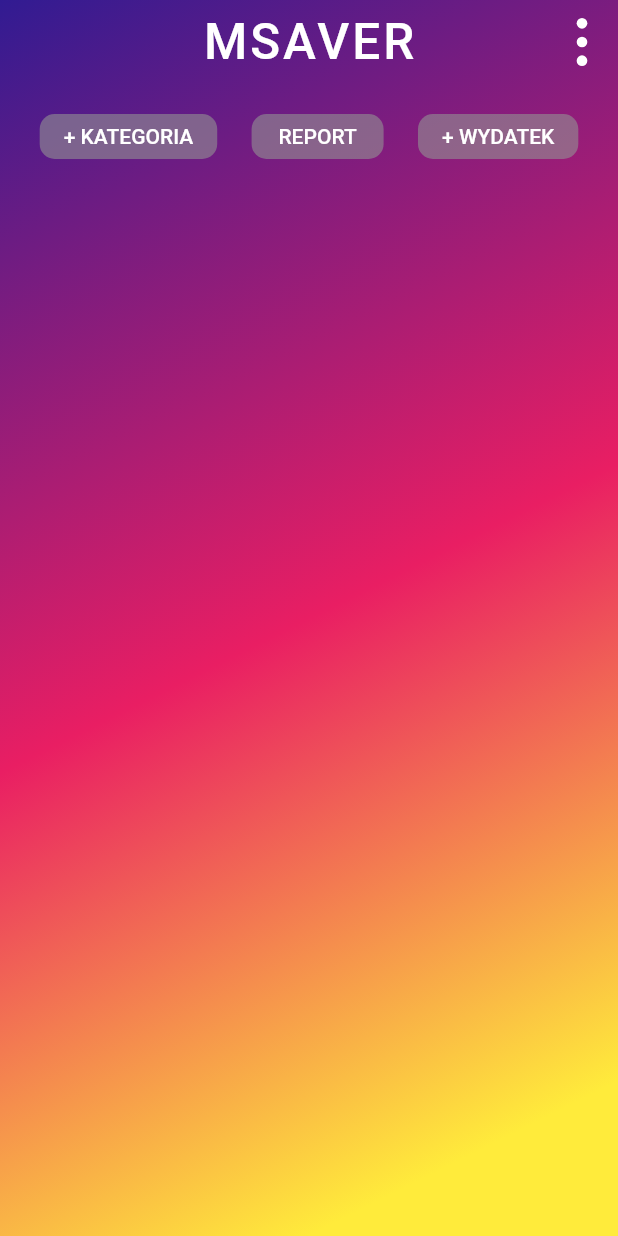
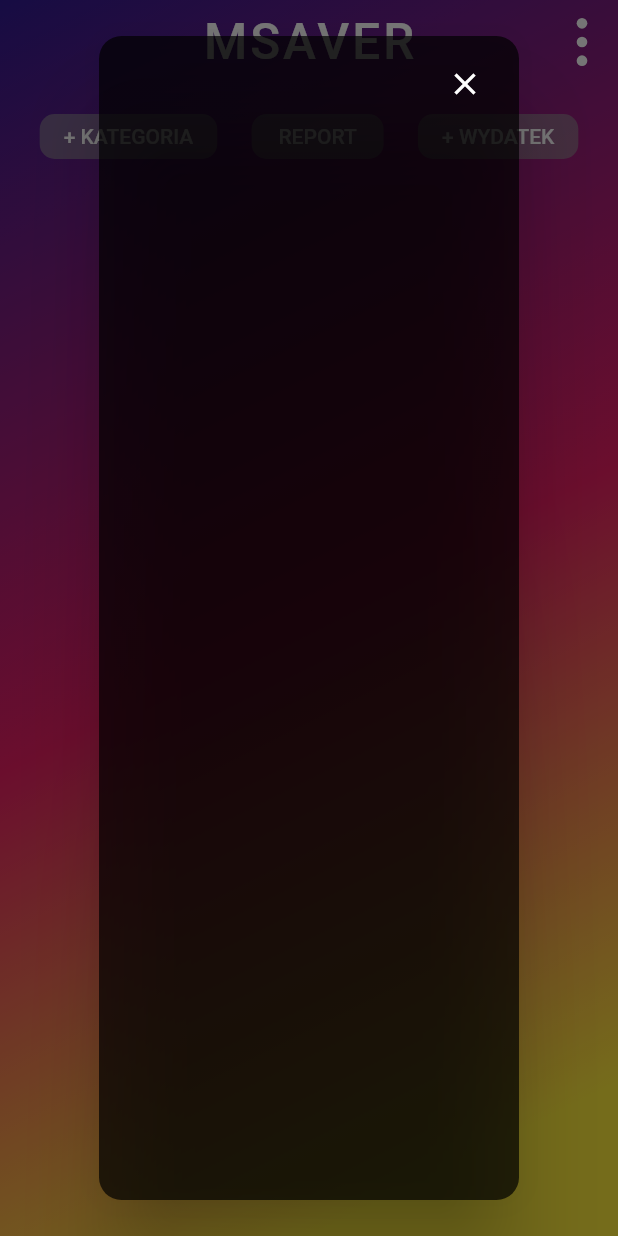
Before and after one commit to kczereczon/flutter_budgetapp_msaver, a Flutter app: the screen it shows after launch, after a tap on "+ WYDATEK", on a phone screen of 412 x 824 dp. Run offline on Flutter 3.47's test engine with Material 2 defaults, Android fonts, the phone set to English and light mode, and no system bars; our stand-ins replace flutter_colorpicker, flutter_svg, sqflite; missing offline and left inert: dart:ffi; accounts and stored records are empty.

Commit message:
początek widoku wydatków

```diff
--- a/lib/screens/home/components/Body.dart
+++ b/lib/screens/home/components/Body.dart
@@ -57,7 +57,8 @@ class Buttons extends StatelessWidget {
           children: <Widget>[
             FlatButton(
               child: Text('+ KATEGORIA', style: TextStyle(color: Colors.white)),
-              onPressed: () => {
+              onPressed: () =>
+              {
                 Navigator.push(context,
                     MaterialPageRoute(builder: (context) => CategoriesScreen()))
               },
@@ -76,7 +77,32 @@ class Buttons extends StatelessWidget {
             ),
             FlatButton(
               child: Text('+ WYDATEK', style: TextStyle(color: Colors.white)),
-              onPressed: () => null,
+              onPressed: () => {
+                showDialog(
+                    context: context,
+                    builder: (BuildContext context) {
+                      return AlertDialog(
+                          backgroundColor: Colors.black.withOpacity(0.7),
+                          shape: RoundedRectangleBorder(
+                              borderRadius: BorderRadius.all(Radius.circular(15.0))
+                          ),
+                          content: Stack(
+                            overflow: Overflow.visible,
+                            children: <Widget>[
+                          Positioned(
+                          right: -0.0,
+                            top: -0.0,
+                            child: InkResponse(
+                                onTap: () {
+                                  Navigator.of(context).pop();
+                                },
+                                child: Icon(Icons.close, color: Colors.white)),
+                              ),
+                            ]
+                          )
+                      );
+                    }
+                )},
               color: Color.lerp(Colors.transparent, Colors.grey[100], 0.6),
               shape: RoundedRectangleBorder(
                 borderRadius: BorderRadius.circular(10.0),
```
Lines whose indentation alone changed are shown as unchanged.
